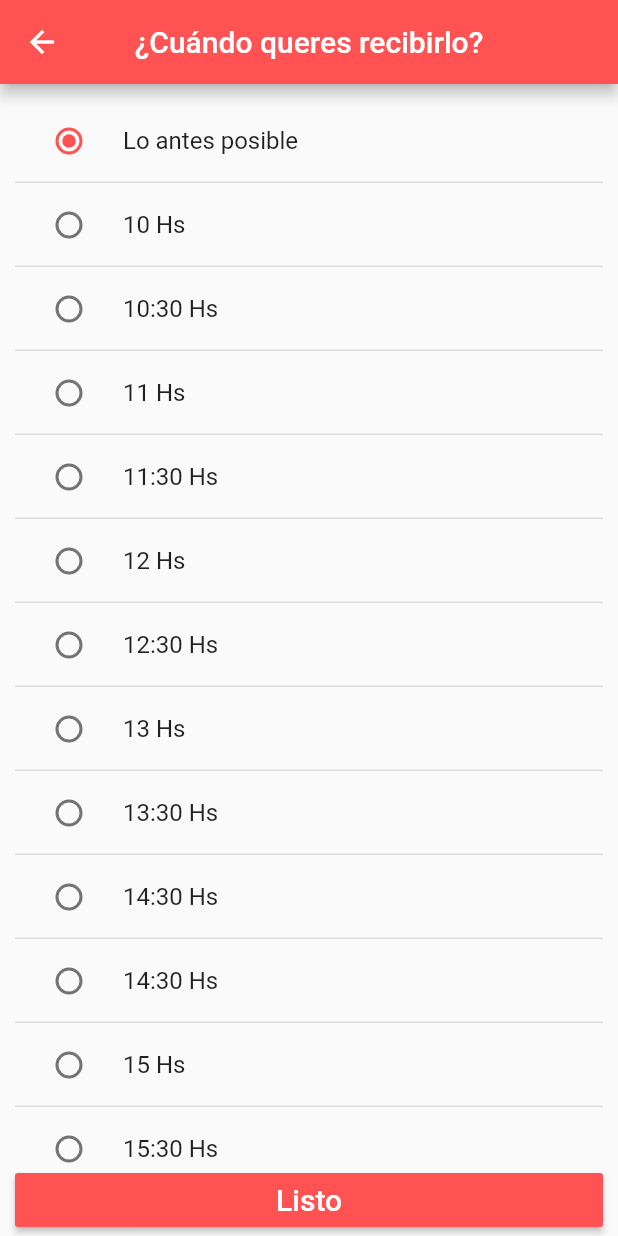
After one commit to albarogarzon/Flutter_Delivery_Mobile_App, a Flutter app: the screen it shows after launch, after a tap on "¿Cuándo queres recibirlo?", on a phone screen of 412 x 824 dp. The commit adds this screen. Run offline on Flutter 3.47's test engine with Material 2 defaults, Android fonts, the phone set to English and light mode, and no system bars; our stand-ins replace google_maps_flutter, image_picker; missing offline and left inert: google_maps_place_picker.

```diff
--- a/isw_implementacion_us_08_g5/lib/controllers/MainController.dart
+++ b/isw_implementacion_us_08_g5/lib/controllers/MainController.dart
@@ -1,5 +1,5 @@
 import 'package:flutter/cupertino.dart';
-import 'package:isw_implementacion_us_08_g5/enums/enum.dart';
+import 'package:isw_implementacion_us_08_g5/enums/screens_enum.dart';
 import 'package:isw_implementacion_us_08_g5/providers/DeliveryAddressInformation.dart';
 import 'package:isw_implementacion_us_08_g5/providers/PickupAddressInformation.dart';
 
@@ -29,10 +29,10 @@ class MainController extends ChangeNotifier {
 
   Screens whoIsNotReady() {
     if (!_pickupAddressInformation.isReady) {
-      return Screens.pickupInformation;
+      return Screens.DondeLoBuscamosScreen;
     } else {
       if (!_deliveryAddressInformation.isReady) {
-        return Screens.deliveryInformation;
+        return Screens.DondeLoEntregamosScreen;
       }
     }
   }
--- a/isw_implementacion_us_08_g5/lib/enums/enum.dart
+++ /dev/null
@@ -1 +0,0 @@
-enum Screens { pickupInformation, deliveryInformation }
--- /dev/null
+++ b/isw_implementacion_us_08_g5/lib/enums/screens_enum.dart
@@ -0,0 +1,7 @@
+enum Screens {
+  DondeLoBuscamosScreen,
+  DondeLoEntregamosScreen,
+  QueBuscamosScreen,
+  FormaDePagoScreen,
+  CuandoQueresRecibirloScreen,
+}
--- /dev/null
+++ b/isw_implementacion_us_08_g5/lib/enums/times_enum.dart
@@ -0,0 +1,28 @@
+enum Times {
+  lo_antes_posible,
+  diez,
+  diez_treinta,
+  once,
+  once_treinta,
+  doce,
+  doce_treinta,
+  trece,
+  trece_treinta,
+  catorce,
+  catorce_treinta,
+  quince,
+  quince_treinta,
+  dieciseis,
+  dieciseis_treinta,
+  diecisiete,
+  diecisiete_treinta,
+  dieciocho,
+  dieciocho_treinta,
+  diecinueve,
+  diecinueve_treinta,
+  veinte,
+  veinte_treinta,
+  veintiuno,
+  veintiuno_treinta,
+  veintidos,
+}
--- a/isw_implementacion_us_08_g5/lib/main.dart
+++ b/isw_implementacion_us_08_g5/lib/main.dart
@@ -1,8 +1,9 @@
 import 'package:flutter/material.dart';
 import 'package:isw_implementacion_us_08_g5/controllers/MainController.dart';
 import 'package:isw_implementacion_us_08_g5/providers/DeliveryAddressInformation.dart';
+import 'package:isw_implementacion_us_08_g5/providers/DeliveryTimeInformation.dart';
 
-import 'package:isw_implementacion_us_08_g5/screens/pedir_lo_que_sea/main_screen.dart';
+import 'package:isw_implementacion_us_08_g5/screens/pedir_lo_que_sea/MainScreen.dart';
 
 import 'package:isw_implementacion_us_08_g5/validators/DeliveryAddressInformationValidator.dart';
 import 'package:isw_implementacion_us_08_g5/validators/PickupAddressInformationValidator.dart';
@@ -25,6 +26,8 @@ class MyApp extends StatelessWidget {
             value: DeliveryAddressInformationValidator()),
         ChangeNotifierProvider.value(value: PickupAddressInformation()),
         ChangeNotifierProvider.value(value: DeliveryAddressInformation()),
+        ChangeNotifierProvider<DeliveryTimeInformation>(
+            create: (BuildContext context) => DeliveryTimeInformation()),
         ChangeNotifierProxyProvider2<PickupAddressInformation,
                 DeliveryAddressInformation, MainController>(
             create: (BuildContext context) => MainController(null, null),
@@ -39,7 +42,7 @@ class MyApp extends StatelessWidget {
           primarySwatch: Colors.blue,
           visualDensity: VisualDensity.adaptivePlatformDensity,
         ),
-        home: PedirLoQueSeaMainScreen(),
+        home: MainScreen(),
       ),
     );
   }
--- /dev/null
+++ b/isw_implementacion_us_08_g5/lib/models/TimeValue.dart
@@ -0,0 +1,16 @@
+import 'package:isw_implementacion_us_08_g5/enums/times_enum.dart';
+
+class TimeValue {
+  final Times _timeKey;
+  final String _timeValue;
+
+  TimeValue(this._timeKey, this._timeValue);
+
+  // Getters
+  Times get getTimeKey => this._timeKey;
+  String get getTimeValue => this._timeValue;
+
+  bool operator ==(other) {
+    return (other is TimeValue && other._timeKey == this._timeKey);
+  }
+}
--- /dev/null
+++ b/isw_implementacion_us_08_g5/lib/providers/DeliveryTimeInformation.dart
@@ -0,0 +1,22 @@
+import 'package:flutter/cupertino.dart';
+import 'package:isw_implementacion_us_08_g5/enums/times_enum.dart';
+import 'package:isw_implementacion_us_08_g5/models/TimeValue.dart';
+import 'package:isw_implementacion_us_08_g5/resources/Strings.dart';
+
+class DeliveryTimeInformation extends ChangeNotifier {
+  TimeValue _selectedTime;
+
+  DeliveryTimeInformation() {
+    this._selectedTime =
+        TimeValue(Times.lo_antes_posible, Strings.LO_ANTES_POSIBLE);
+  }
+
+  // Getters
+  TimeValue get getSelectedTime => this._selectedTime;
+
+  // Setters
+  set setSelectedTime(TimeValue selectedTime) {
+    this._selectedTime = selectedTime;
+    notifyListeners();
+  }
+}
--- a/isw_implementacion_us_08_g5/lib/resources/Strings.dart
+++ b/isw_implementacion_us_08_g5/lib/resources/Strings.dart
@@ -20,4 +20,30 @@ class Strings {
   static const REFERENCIAS_HELPER_TEXT =
       "Ej: Calles cercanas, ¿Por quién preguntamos?";
   static const LISTO = 'Listo';
+  static const LO_ANTES_POSIBLE = 'Lo antes posible';
+  static const DIEZ_HS = '10 Hs';
+  static const DIEZ_TREINTA_HS = '10:30 Hs';
+  static const ONCE_HS = '11 Hs';
+  static const ONCE_TREINTA_HS = '11:30 Hs';
+  static const DOCE_HS = '12 Hs';
+  static const DOCE_TREINTA_HS = '12:30 Hs';
+  static const TRECE_HS = '13 Hs';
+  static const TRECE_TREINTA_HS = '13:30 Hs';
+  static const CATORCE_HS = '14 Hs';
+  static const CATORCE_TREINTA_HS = '14:30 Hs';
+  static const QUINCE_HS = '15 Hs';
+  static const QUINCE_TREINTA_HS = '15:30 Hs';
+  static const DIECISEIS_HS = '16 Hs';
+  static const DIECISEIS_TREINTA_HS = '16:30 Hs';
+  static const DIECISIETE_HS = '17 Hs';
+  static const DIECISIETE_TREINTA_HS = '17:30 Hs';
+  static const DIECIOCHO_HS = '18 Hs';
+  static const DIECIOCHO_TREINTA_HS = '18:30 Hs';
+  static const DIECINUEVE_HS = '19 Hs';
+  static const DIECINUEVE_TREINTA_HS = '19:30 Hs';
+  static const VEINTE_HS = '20 Hs';
+  static const VEINTE_TREINTA_HS = '20:30 Hs';
+  static const VEINTIUNO_HS = '21 Hs';
+  static const VEINTIUNO_TREINTA_HS = '21:30 Hs';
+  static const VEINTIDOS_HS = '22 Hs';
 }
--- /dev/null
+++ b/isw_implementacion_us_08_g5/lib/screens/pedir_lo_que_sea/CuandoQueresRecibirloScreen.dart
@@ -0,0 +1,122 @@
+import 'package:flutter/material.dart';
+import 'package:isw_implementacion_us_08_g5/components/ListoButton.dart';
+import 'package:isw_implementacion_us_08_g5/enums/times_enum.dart';
+import 'package:isw_implementacion_us_08_g5/models/Direccion.dart';
+import 'package:isw_implementacion_us_08_g5/models/TimeValue.dart';
+import 'package:isw_implementacion_us_08_g5/providers/DeliveryTimeInformation.dart';
+import 'package:isw_implementacion_us_08_g5/providers/PickupAddressInformation.dart';
+import 'package:isw_implementacion_us_08_g5/resources/Strings.dart';
+import 'package:provider/provider.dart';
+
+class CuandoQueresRecibirloScreen extends StatefulWidget {
+  CuandoQueresRecibirloScreen();
+
+  @override
+  _CuandoQueresRecibirloScreenState createState() =>
+      _CuandoQueresRecibirloScreenState();
+}
+
+class _CuandoQueresRecibirloScreenState
+    extends State<CuandoQueresRecibirloScreen> {
+  DeliveryTimeInformation _deliveryTimeInformation;
+  TimeValue _selected;
+
+  final List<TimeValue> _options = [
+    TimeValue(Times.lo_antes_posible, Strings.LO_ANTES_POSIBLE),
+    TimeValue(Times.diez, Strings.DIEZ_HS),
+    TimeValue(Times.diez_treinta, Strings.DIEZ_TREINTA_HS),
+    TimeValue(Times.once, Strings.ONCE_HS),
+    TimeValue(Times.once_treinta, Strings.ONCE_TREINTA_HS),
+    TimeValue(Times.doce, Strings.DOCE_HS),
+    TimeValue(Times.doce_treinta, Strings.DOCE_TREINTA_HS),
+    TimeValue(Times.trece, Strings.TRECE_HS),
+    TimeValue(Times.trece_treinta, Strings.TRECE_TREINTA_HS),
+    TimeValue(Times.catorce, Strings.CATORCE_TREINTA_HS),
+    TimeValue(Times.catorce_treinta, Strings.CATORCE_TREINTA_HS),
+    TimeValue(Times.quince, Strings.QUINCE_HS),
+    TimeValue(Times.quince_treinta, Strings.QUINCE_TREINTA_HS),
+    TimeValue(Times.dieciseis, Strings.DIECISEIS_HS),
+    TimeValue(Times.dieciseis_treinta, Strings.DIECISEIS_TREINTA_HS),
+    TimeValue(Times.diecisiete, Strings.DIECISIETE_HS),
+    TimeValue(Times.diecisiete_treinta, Strings.DIECISIETE_TREINTA_HS),
+    TimeValue(Times.dieciocho, Strings.DIECIOCHO_HS),
+    TimeValue(Times.dieciocho_treinta, Strings.DIECIOCHO_TREINTA_HS),
+    TimeValue(Times.diecinueve, Strings.DIECINUEVE_HS),
+    TimeValue(Times.diecinueve_treinta, Strings.DIECINUEVE_TREINTA_HS),
+    TimeValue(Times.veinte, Strings.VEINTE_HS),
+    TimeValue(Times.veinte_treinta, Strings.VEINTE_TREINTA_HS),
+    TimeValue(Times.veintiuno, Strings.VEINTIUNO_HS),
+    TimeValue(Times.veintiuno_treinta, Strings.VEINTIUNO_TREINTA_HS),
+    TimeValue(Times.veintidos, Strings.VEINTIDOS_HS),
+  ];
+
+  @override
+  void initState() {
+    _deliveryTimeInformation =
+        Provider.of<DeliveryTimeInformation>(context, listen: false);
+    _selected = _deliveryTimeInformation.getSelectedTime;
+    super.initState();
+  }
+
+  @override
+  Widget build(BuildContext context) {
+    return Scaffold(
+      appBar: AppBar(
+          centerTitle: true,
+          title: Text(Strings.CUANDO_QUERES_RECIBIRLO),
+          backgroundColor: Colors.redAccent),
+      body: Container(
+        height: double.maxFinite,
+        width: double.maxFinite,
+        margin: EdgeInsets.only(top: 10, right: 10, left: 10),
+        child: Column(
+          mainAxisAlignment: MainAxisAlignment.start,
+          crossAxisAlignment: CrossAxisAlignment.center,
+          children: [
+            Expanded(
+              child: ListView.separated(
+                itemCount: _options.length,
+                separatorBuilder: (BuildContext context, int index) {
+                  return Divider(
+                    thickness: 1,
+                    height: 0,
+                  );
+                },
+                itemBuilder: (BuildContext context, int index) {
+                  return RadioListTile<TimeValue>(
+                      activeColor: Colors.redAccent,
+                      title: Text(_options[index].getTimeValue),
+                      value: _options[index],
+                      groupValue: _selected,
+                      onChanged: (TimeValue value) {
+                        setState(() {
+                          _selected = value;
+                        });
+                      });
+                },
+              ),
+            ),
+            ListoButton(
+              onPressed: _listo,
+            ),
+          ],
+        ),
+      ),
+    );
+  }
+
+  _listo() {
+    _saveData();
+    Navigator.of(context).pop();
+  }
+
+  _saveData() {
+    this._deliveryTimeInformation.setSelectedTime = this._selected;
+  }
+}
+
+final Divider _divider = Divider(
+  color: Colors.grey,
+  indent: 10,
+  height: 0,
+);
--- a/isw_implementacion_us_08_g5/lib/screens/pedir_lo_que_sea/dondeBuscar_screen.dart
+++ b/isw_implementacion_us_08_g5/lib/screens/pedir_lo_que_sea/DondeLoBuscamosScreen.dart
@@ -9,12 +9,12 @@ import 'package:isw_implementacion_us_08_g5/resources/Strings.dart';
 import 'package:isw_implementacion_us_08_g5/validators/PickupAddressInformationValidator.dart';
 import 'package:provider/provider.dart';
 
-class DondeBuscarScreen extends StatefulWidget {
+class DondeLoBuscamosScreen extends StatefulWidget {
   @override
-  _DondeBuscarScreenState createState() => _DondeBuscarScreenState();
+  _DondeLoBuscamosScreenState createState() => _DondeLoBuscamosScreenState();
 }
 
-class _DondeBuscarScreenState extends State<DondeBuscarScreen> {
+class _DondeLoBuscamosScreenState extends State<DondeLoBuscamosScreen> {
   PickResult selectedPlace;
   TextEditingController _telefonoFieldController;
   TextEditingController _calleFieldController;
```
Also changed, not shown: isw_implementacion_us_08_g5/lib/screens/pedir_lo_que_sea/DondeLoEntregamosScreen.dart (renamed from isw_implementacion_us_08_g5/lib/screens/pedir_lo_que_sea/dondeEntregar_screen.dart, +5 -4 lines), isw_implementacion_us_08_g5/lib/screens/pedir_lo_que_sea/FormaDePagoScreen.dart (renamed from isw_implementacion_us_08_g5/lib/screens/pedir_lo_que_sea/cuando_screen.dart, +28 -37 lines), isw_implementacion_us_08_g5/lib/screens/pedir_lo_que_sea/MainScreen.dart (renamed from isw_implementacion_us_08_g5/lib/screens/pedir_lo_que_sea/main_screen.dart, +52 -8 lines), isw_implementacion_us_08_g5/lib/screens/pedir_lo_que_sea/formasDePago_screen.dart (deleted, +0 -182 lines).
